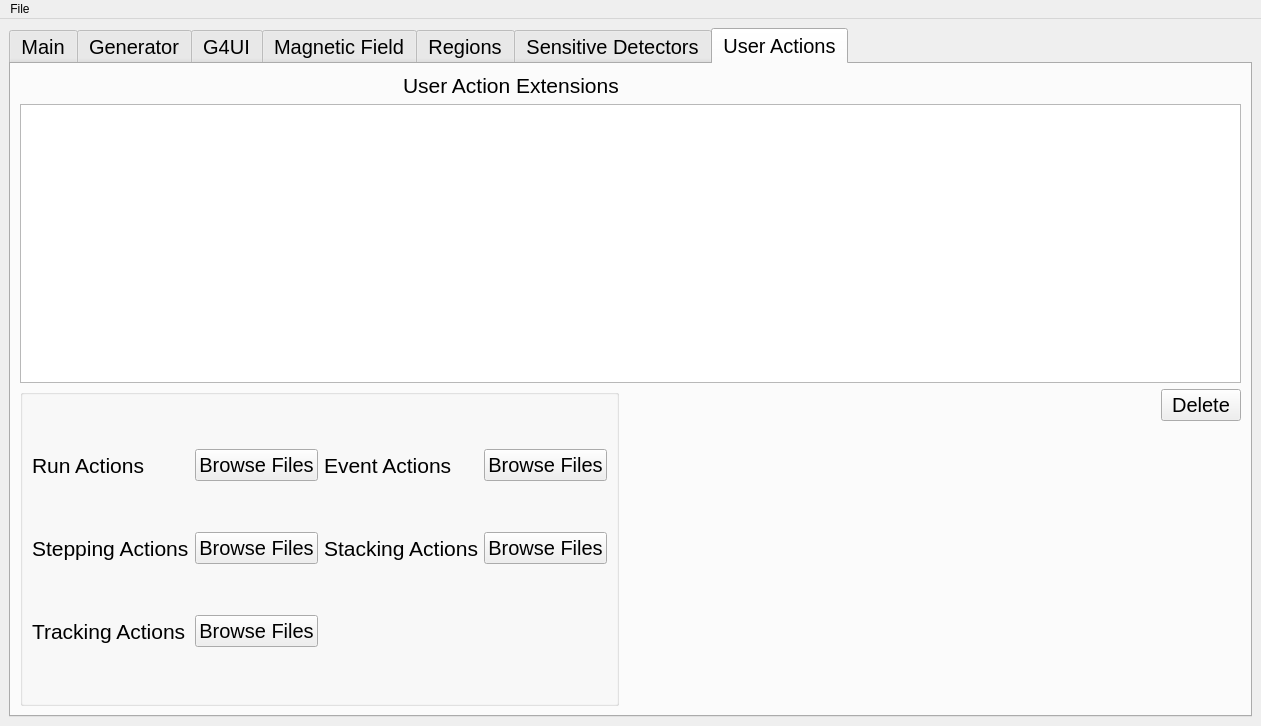
Above: FSL/src/fsl_mainwindow.ui from efemberg11/GeoModel_rmakhman before the change. Below: the same form after it.
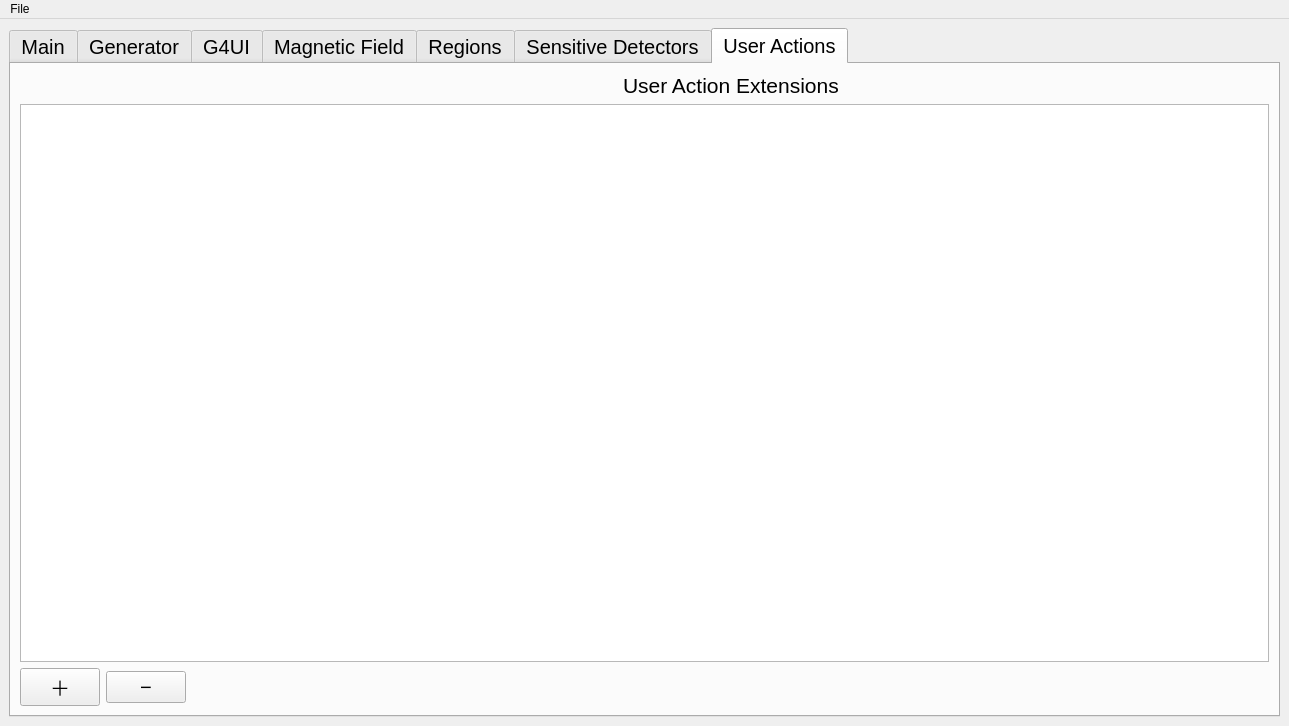
That is the form after the change. The open tabs and pages were chosen to show the change.

Commit message: user action changes

What changed in the file:
```diff
--- a/FSL/src/fsl_mainwindow.ui
+++ b/FSL/src/fsl_mainwindow.ui
@@ -1278,8 +1278,8 @@
        <attribute name="title">
         <string>User Actions</string>
        </attribute>
-       <layout class="QGridLayout" name="gridLayout_6">
-        <item row="0" column="0">
+       <layout class="QGridLayout" name="gridLayout_4">
+        <item row="0" column="1">
          <spacer name="horizontalSpacer_2">
           <property name="orientation">
            <enum>Qt::Horizontal</enum>
@@ -1292,7 +1292,7 @@
           </property>
          </spacer>
         </item>
-        <item row="0" column="1">
+        <item row="0" column="2">
          <widget class="QLabel" name="label_25">
           <property name="font">
            <font>
@@ -1304,7 +1304,7 @@
           </property>
          </widget>
         </item>
-        <item row="0" column="2">
+        <item row="0" column="3">
          <spacer name="horizontalSpacer_3">
           <property name="orientation">
            <enum>Qt::Horizontal</enum>
@@ -1317,164 +1317,40 @@
           </property>
          </spacer>
         </item>
-        <item row="1" column="0" colspan="5">
+        <item row="2" column="0">
+         <layout class="QHBoxLayout" name="horizontalLayout_12">
+          <item>
+           <widget class="QPushButton" name="pB_add_user_action">
+            <property name="text">
+             <string>＋</string>
+            </property>
+           </widget>
+          </item>
+          <item>
+           <widget class="QPushButton" name="pB_del_user_action">
+            <property name="text">
+             <string>−</string>
+            </property>
+           </widget>
+          </item>
+         </layout>
+        </item>
+        <item row="2" column="1" colspan="3">
+         <spacer name="horizontalSpacer_24">
+          <property name="orientation">
+           <enum>Qt::Horizontal</enum>
+          </property>
+          <property name="sizeHint" stdset="0">
+           <size>
+            <width>1077</width>
+            <height>20</height>
+           </size>
+          </property>
+         </spacer>
+        </item>
+        <item row="1" column="0" colspan="4">
          <widget class="QTableView" name="user_action_table"/>
         </item>
-        <item row="2" column="0" rowspan="2" colspan="2">
-         <widget class="QGroupBox" name="groupBox">
-          <property name="font">
-           <font>
-            <pointsize>15</pointsize>
-           </font>
-          </property>
-          <property name="title">
-           <string/>
-          </property>
-          <layout class="QGridLayout" name="gridLayout_11">
-           <item row="0" column="0">
-            <widget class="QLabel" name="label_37">
-             <property name="font">
-              <font>
-               <pointsize>16</pointsize>
-              </font>
-             </property>
-             <property name="text">
-              <string>Run Actions</string>
-             </property>
-            </widget>
-           </item>
-           <item row="0" column="1">
-            <widget class="QPushButton" name="pB_run_actions">
-             <property name="text">
-              <string>Browse Files</string>
-             </property>
-            </widget>
-           </item>
-           <item row="0" column="2">
-            <widget class="QLabel" name="label_38">
-             <property name="font">
-              <font>
-               <pointsize>16</pointsize>
-              </font>
-             </property>
-             <property name="text">
-              <string>Event Actions</string>
-             </property>
-            </widget>
-           </item>
-           <item row="0" column="3">
-            <widget class="QPushButton" name="pB_event_actions">
-             <property name="text">
-              <string>Browse Files</string>
-             </property>
-            </widget>
-           </item>
-           <item row="1" column="0">
-            <widget class="QLabel" name="label_39">
-             <property name="font">
-              <font>
-               <pointsize>16</pointsize>
-              </font>
-             </property>
-             <property name="text">
-              <string>Stepping Actions</string>
-             </property>
-            </widget>
-           </item>
-           <item row="1" column="1">
-            <widget class="QPushButton" name="pB_stepping_actions">
-             <property name="text">
-              <string>Browse Files</string>
-             </property>
-            </widget>
-           </item>
-           <item row="1" column="2">
-            <widget class="QLabel" name="label_40">
-             <property name="font">
-              <font>
-               <pointsize>16</pointsize>
-              </font>
-             </property>
-             <property name="text">
-              <string>Stacking Actions</string>
-             </property>
-            </widget>
-           </item>
-           <item row="1" column="3">
-            <widget class="QPushButton" name="pB_stacking_actions">
-             <property name="text">
-              <string>Browse Files</string>
-             </property>
-            </widget>
-           </item>
-           <item row="2" column="0">
-            <widget class="QLabel" name="label_41">
-             <property name="font">
-              <font>
-               <pointsize>16</pointsize>
-              </font>
-             </property>
-             <property name="text">
-              <string>Tracking Actions</string>
-             </property>
-            </widget>
-           </item>
-           <item row="2" column="1">
-            <widget class="QPushButton" name="pB_tracking_actions">
-             <property name="text">
-              <string>Browse Files</string>
-             </property>
-            </widget>
-           </item>
-          </layout>
-         </widget>
-        </item>
-        <item row="2" column="2" rowspan="2">
-         <spacer name="verticalSpacer_2">
-          <property name="orientation">
-           <enum>Qt::Vertical</enum>
-          </property>
-          <property name="sizeHint" stdset="0">
-           <size>
-            <width>20</width>
-            <height>225</height>
-           </size>
-          </property>
-         </spacer>
-        </item>
-        <item row="2" column="3">
-         <spacer name="horizontalSpacer">
-          <property name="orientation">
-           <enum>Qt::Horizontal</enum>
-          </property>
-          <property name="sizeHint" stdset="0">
-           <size>
-            <width>144</width>
-            <height>20</height>
-           </size>
-          </property>
-         </spacer>
-        </item>
-        <item row="2" column="4">
-         <widget class="QPushButton" name="pB_del_user_action">
-          <property name="text">
-           <string>Delete</string>
-          </property>
-         </widget>
-        </item>
-        <item row="3" column="4">
-         <spacer name="verticalSpacer">
-          <property name="orientation">
-           <enum>Qt::Vertical</enum>
-          </property>
-          <property name="sizeHint" stdset="0">
-           <size>
-            <width>20</width>
-            <height>188</height>
-           </size>
-          </property>
-         </spacer>
-        </item>
        </layout>
       </widget>
      </widget>
```
The commit also changes 6 other files.
